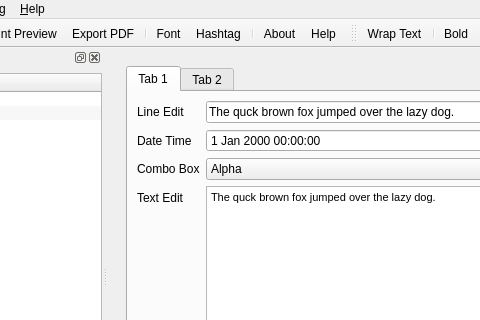
This is examples/style_test.ui in gruntwurk/gwpycore as Qt 5 draws it before an edit; both pictures show x 163 to 643 and y 0 to 320 of the 924 by 526 pixel window. The edited form follows.
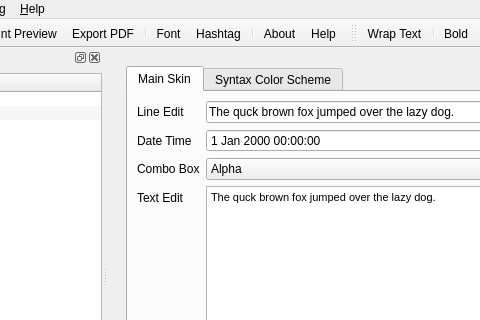
This is the edited form. Icons and pictures are not drawn.

Commit message: Replicated the skin cycling for syntax cycling. Removed the icon cycling.

```diff
--- a/examples/style_test.ui
+++ b/examples/style_test.ui
@@ -64,7 +64,7 @@
            </sizepolicy>
           </property>
           <attribute name="title">
-           <string>Tab 1</string>
+           <string>Main Skin</string>
           </attribute>
           <layout class="QGridLayout" name="gridLayout_3">
            <item row="4" column="0" colspan="2">
@@ -257,7 +257,7 @@
          </widget>
          <widget class="QWidget" name="tab_4">
           <attribute name="title">
-           <string>Tab 2</string>
+           <string>Syntax Color Scheme</string>
           </attribute>
          </widget>
         </widget>
```
Left out of the diff: 22 changed lines with no effect on the pictures. The commit also changes 3 other files.
